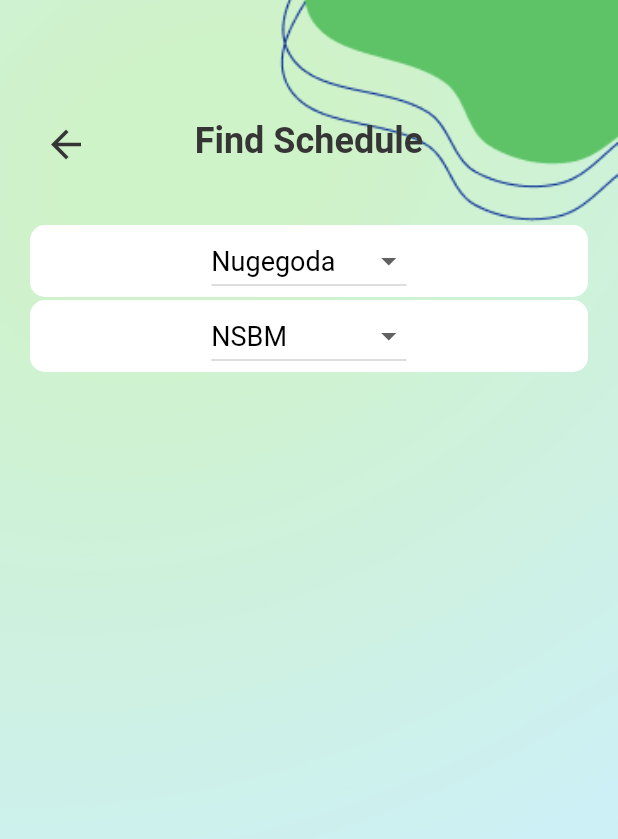
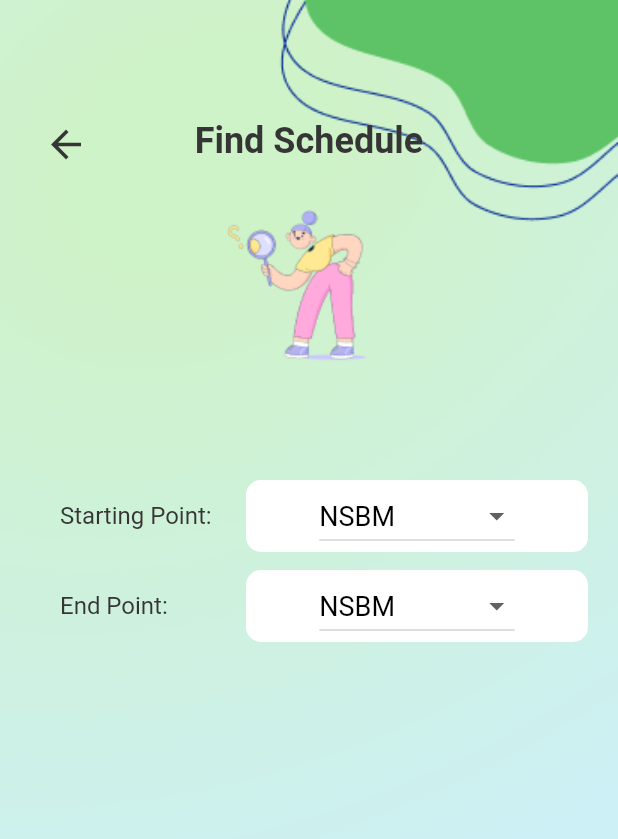
Before and after one commit to Chmx00/Shuttle-Service-Application, a Flutter app: the BusSchedulePage screen opened directly, on a phone screen of 412 x 824 dp. Shown: the top 839 px of the screen. Run offline on Flutter 3.47's test engine with Material 2 defaults, Android fonts, the phone set to English and light mode, and no system bars; our stand-ins replace image_picker, table_calendar.

Commit message:
update scheduleBus Page

```diff
--- a/lib/pages/sub_pages/sheduleBus.dart
+++ b/lib/pages/sub_pages/sheduleBus.dart
@@ -66,11 +66,44 @@ class _BusSchedulePageState extends State<BusSchedulePage> {
               ),
             ),
           ),
+          Positioned(
+            top: 90.0, // Adjust the top position as needed
+            left: 0,
+            right: 0,
+            child: Center(
+              child: Image.asset(
+                'assets/Searching.png', // Replace with your image asset path
+                width: 200.0, // Set the width as needed
+                height: 200.0, // Set the height as needed
+              ),
+            ),
+          ),
           // Container for Starting Point Dropdown
+          // Row with Starting Point Text and End Point Dropdown
           Positioned(
-            top: 150.0,
-            left: 20.0,
-            right: 20.0,
+            top: 320.0, // Adjust the top position as needed
+            left: 40,
+            right: 0,
+            child: Center(
+              child: Row(
+                children: [
+                  // First Column for "Starting Point" Text
+                  Expanded(
+                    flex: 1,
+                    child: Text(
+                      'Starting Point:',
+                      style: TextStyle(
+                        fontSize: 16.0,
+                        color: const Color.fromARGB(255, 54, 53, 53),
+                      ),
+                    ),
+                  ),
+                  // Second Column for End Point Dropdown Container
+
+                  Expanded(
+                    flex: 2,
+                    child: Padding(
+                      padding: EdgeInsets.only(right: 20.0),
                     child: Container(
                     alignment: Alignment.center, // Align to the right
               decoration: BoxDecoration(
@@ -78,14 +111,19 @@ class _BusSchedulePageState extends State<BusSchedulePage> {
                 borderRadius: BorderRadius.circular(10.0),
               ),
               child: DropdownButton<String>(
-                value: startingPoint,
+                value: endPoint,
                 onChanged: (String? newValue) {
                   setState(() {
-                    startingPoint = newValue!;
+                    endPoint = newValue!;
                   });
                 },
-                items: <String>['Nugegoda', 'Maharagama', 'Kottawa', 'Padukka','NSBM']
-                    .map<DropdownMenuItem<String>>((String value) {
+                items: <String>[
+                  'NSBM',
+                  'Nugegoda',
+                  'Maharagama',
+                  'Kottawa',
+                  'Padukka'
+                  ].map<DropdownMenuItem<String>>((String value) {
                   return DropdownMenuItem<String>(
                     value: value,
                     child: Text(
@@ -100,11 +138,35 @@ class _BusSchedulePageState extends State<BusSchedulePage> {
               ),
              ),
             ),
-          // Container for End Point Dropdown
+           ),
+           ],
+          ),
+         ),
+        ),
         Positioned(
-            top: 200.0,
-            left: 20.0,
-            right: 20.0,
+            top: 380.0, // Adjust the top position as needed
+            left: 40,
+            right: 0,
+            child: Center(
+              child: Row(
+                children: [
+                  // First Column for "Starting Point" Text
+                  Expanded(
+                    flex: 1,
+                    child: Text(
+                      'End Point:',
+                      style: TextStyle(
+                        fontSize: 16.0,
+                        color: const Color.fromARGB(255, 54, 53, 53),
+                      ),
+                    ),
+                  ),
+                  // Second Column for End Point Dropdown Container
+
+                  Expanded(
+                    flex: 2,
+                    child: Padding(
+                      padding: EdgeInsets.only(right: 20.0),
                     child: Container(
                     alignment: Alignment.center, // Align to the right
               decoration: BoxDecoration(
@@ -118,8 +180,13 @@ class _BusSchedulePageState extends State<BusSchedulePage> {
                     endPoint = newValue!;
                   });
                 },
-                items: <String>['NSBM','Nugegoda', 'Maharagama', 'Kottawa', 'Padukka']
-                    .map<DropdownMenuItem<String>>((String value) {
+                items: <String>[
+                  'Nugegoda',
+                  'Maharagama',
+                  'Kottawa',
+                  'Padukka',
+                  'NSBM'
+                  ].map<DropdownMenuItem<String>>((String value) {
                   return DropdownMenuItem<String>(
                     value: value,
                     child: Text(
@@ -134,6 +201,11 @@ class _BusSchedulePageState extends State<BusSchedulePage> {
               ),
              ),
             ),
+           ),
+           ],
+          ),
+         ),
+        ),
        ],
       ),
    );
--- a/pubspec.yaml
+++ b/pubspec.yaml
@@ -81,6 +81,7 @@ flutter:
      - assets/calendar.png
      - assets/lost.PNG
      - assets/sbus.png
+     - assets/Searching.png
 
   # An image asset can refer to one or more resolution-specific "variants", see
   # https://flutter.dev/assets-and-images/#resolution-aware
```
Also changed, not shown: assets/Searching.png (added), pubspec.lock. Lines whose indentation alone changed are shown as unchanged.
